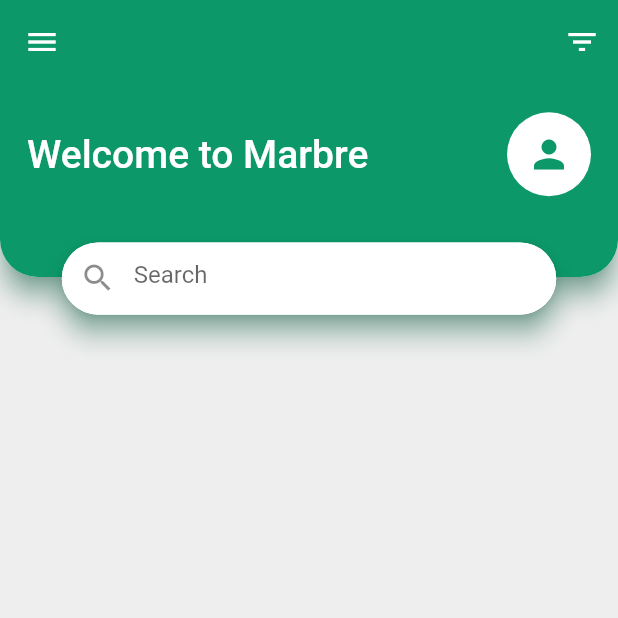
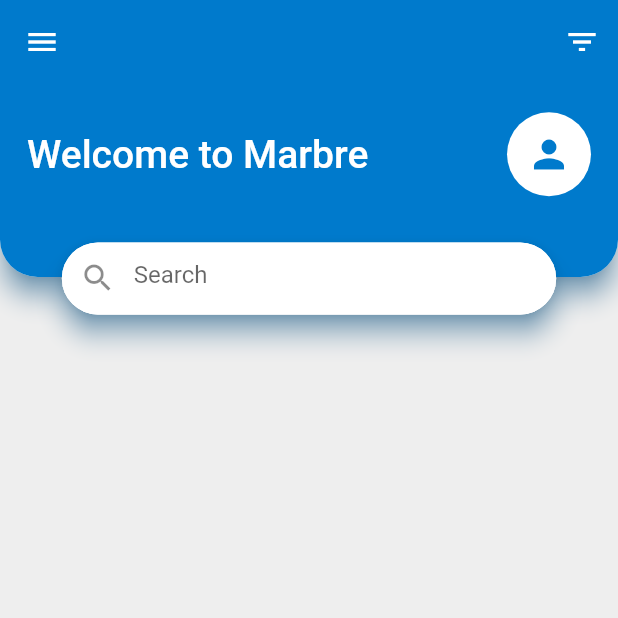
Before and after one commit to icegriffinguru/flutter-android-eshop, a Flutter app: the screen it shows after launch, on a phone screen of 412 x 824 dp, the top half of it. Run offline on Flutter 3.47's test engine with Material 2 defaults, Android fonts, the phone set to English and light mode, and no system bars; network calls fail.

Commit message:
changing colors

```diff
--- a/lib/const.dart
+++ b/lib/const.dart
@@ -1,3 +1,3 @@
 import 'package:flutter/cupertino.dart';
 
-const Color mainColor = Color(0xFF0C9869);
+const Color mainColor = Color(0xFF007ACC);
--- a/lib/screens/marbre_detail.dart
+++ b/lib/screens/marbre_detail.dart
@@ -49,7 +49,7 @@ class _MarbreDetailState extends State<MarbreDetail> {
   @override
   Widget build(BuildContext context) {
     return Scaffold(
-      backgroundColor: Color(0xFF85CBB3),
+      backgroundColor: Colors.blue[100],
       body: Column(
         crossAxisAlignment: CrossAxisAlignment.start,
         mainAxisAlignment: MainAxisAlignment.spaceBetween,
```
